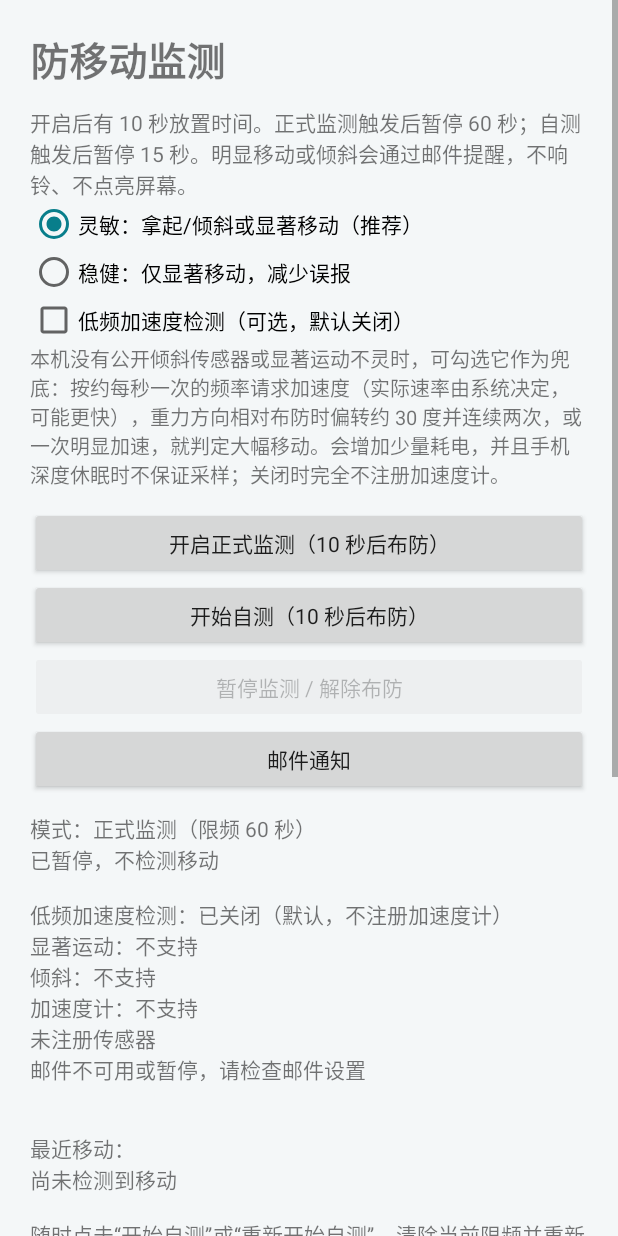
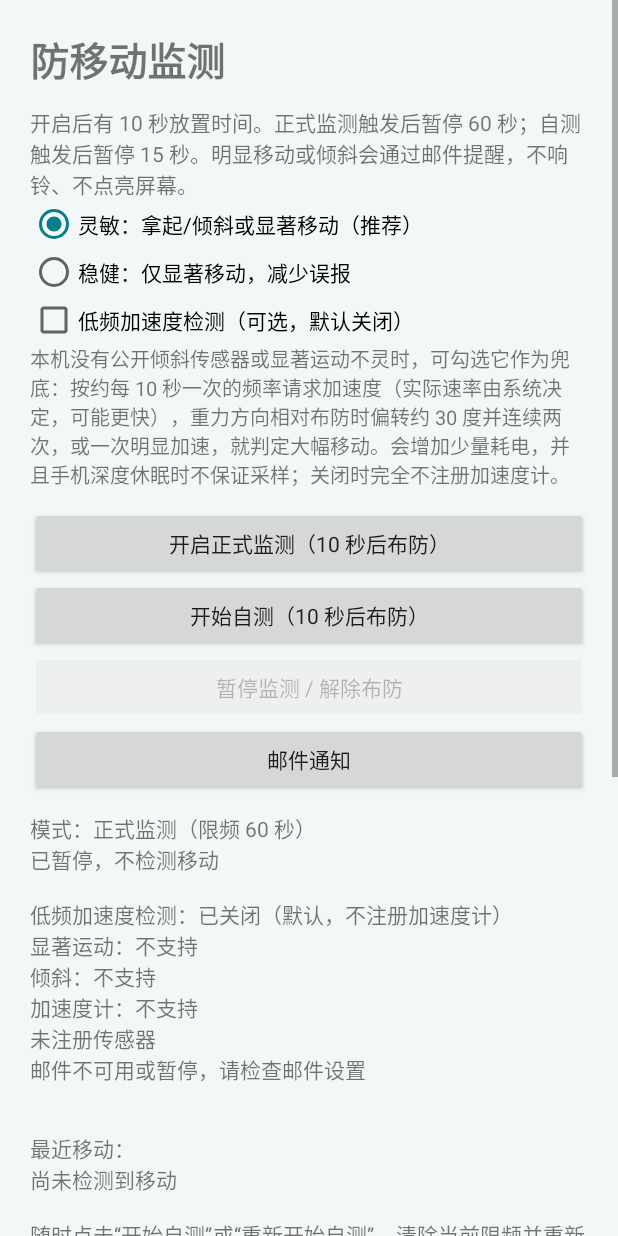
Before and after one commit to Stone749990226/autoCheckin, an Android app: the MotionActivity screen opened directly, with no data from a screen before it, on a phone screen of 412 x 824 dp. Run offline under Robolectric (Android 15) with nearby library versions, the phone set to English and light mode, and no system bars.

Commit message:
将低频加速度采样调整为十秒一次

```diff
--- a/app/src/main/java/com/personal/autocheckin/MotionService.kt
+++ b/app/src/main/java/com/personal/autocheckin/MotionService.kt
@@ -40,8 +40,9 @@ class MotionService : Service(), SensorEventListener {
             .firstOrNull { it.isWakeUpSensor && it.stringType == "android.sensor.tilt_detector" }
         // Deliberately the non-wakeup accelerometer: a wakeup sensor would hold a CPU WakeLock for the whole arm window.
         fun accelerometer(manager: SensorManager): Sensor? = manager.getDefaultSensor(Sensor.TYPE_ACCELEROMETER)
-        /** 约 1 Hz，仅用于兜底判断大幅移动，不做连续采样。 */
-        const val ACCELERATION_PERIOD_US = 1_000_000
+        /** 请求约 0.1 Hz；HAL 可能给出更快事件，服务层仍会抽样到 10 秒一次。 */
+        const val ACCELERATION_PERIOD_US = 10_000_000
+        const val ACCELERATION_SAMPLE_INTERVAL_NS = 10_000_000_000L
 
         fun createChannel(context: Context) {
             context.getSystemService(NotificationManager::class.java).createNotificationChannel(
@@ -64,6 +65,7 @@ class MotionService : Service(), SensorEventListener {
     private var significantRegistered = false
     private var tiltRegistered = false
     private var accelerationRegistered = false
+    private var lastAccelerationSampleNanos = Long.MIN_VALUE
     private val accelerationDetector = AccelerationMotionDetector()
     private var registeredAt = 0L
     private var started = false
@@ -138,6 +140,7 @@ class MotionService : Service(), SensorEventListener {
             if (settings.acceleration && !accelerationRegistered) accelerometer(sensors)?.let { sensor ->
                 // 基线必须来自本次布防后的第一次采样，所以每次（重新）注册都清空检测器状态。
                 accelerationDetector.reset()
+                lastAccelerationSampleNanos = Long.MIN_VALUE
                 accelerationRegistered = sensors.registerListener(this, sensor, ACCELERATION_PERIOD_US, 0, handler)
             }
         } catch (e: Exception) {
@@ -179,6 +182,7 @@ class MotionService : Service(), SensorEventListener {
         significantRegistered = false
         tiltRegistered = false
         accelerationRegistered = false
+        lastAccelerationSampleNanos = Long.MIN_VALUE
         accelerationDetector.reset()
         sensorStatus = "传感器已暂停"
     }
@@ -208,6 +212,10 @@ class MotionService : Service(), SensorEventListener {
             movement("倾斜/拿起（可能被翻转）", event.timestamp)
         } else if (event.sensor.type == Sensor.TYPE_ACCELEROMETER) {
             if (!settings.acceleration) return
+            // HAL may ignore the requested period; enforce a true 10-second input cadence here.
+            if (lastAccelerationSampleNanos != Long.MIN_VALUE &&
+                event.timestamp - lastAccelerationSampleNanos < ACCELERATION_SAMPLE_INTERVAL_NS) return
+            lastAccelerationSampleNanos = event.timestamp
             // 检测器只在开关开启时被注册，未注册的残留事件在布防/限频期同样会被 movement() 丢弃。
             val detected = accelerationDetector.observe(event.values[0], event.values[1], event.values[2]) ?: return
             val source = if (detected == AccelerationMotion.ORIENTATION) "加速度计姿态变化" else "加速度计明显加速"
--- a/app/src/main/res/values/motion_strings.xml
+++ b/app/src/main/res/values/motion_strings.xml
@@ -3,12 +3,12 @@
     <string name="motion_sensitive">灵敏：拿起/倾斜或显著移动（推荐）</string>
     <string name="motion_robust">稳健：仅显著移动，减少误报</string>
     <string name="motion_acceleration">低频加速度检测（可选，默认关闭）</string>
-    <string name="motion_acceleration_help">本机没有公开倾斜传感器或显著运动不灵时，可勾选它作为兜底：按约每秒一次的频率请求加速度（实际速率由系统决定，可能更快），重力方向相对布防时偏转约 30 度并连续两次，或一次明显加速，就判定大幅移动。会增加少量耗电，并且手机深度休眠时不保证采样；关闭时完全不注册加速度计。</string>
+    <string name="motion_acceleration_help">本机没有公开倾斜传感器或显著运动不灵时，可勾选它作为兜底：按约每 10 秒一次的频率请求加速度（实际速率由系统决定，可能更快），重力方向相对布防时偏转约 30 度并连续两次，或一次明显加速，就判定大幅移动。会增加少量耗电，并且手机深度休眠时不保证采样；关闭时完全不注册加速度计。</string>
     <string name="motion_intro">开启后有 10 秒放置时间。正式监测触发后暂停 60 秒；自测触发后暂停 15 秒。明显移动或倾斜会通过邮件提醒，不响铃、不点亮屏幕。</string>
     <string name="motion_arm">开启正式监测（10 秒后布防）</string>
     <string name="motion_normal">退出自测，恢复正式监测</string>
     <string name="motion_test">开始自测（10 秒后布防）</string>
     <string name="motion_test_restart">重新开始自测（跳过当前限频）</string>
     <string name="motion_pause">暂停监测 / 解除布防</string>
-    <string name="motion_notes">随时点击“开始自测”或“重新开始自测”，清除当前限频并重新倒计时 10 秒，无需等待。自测邮件标注“防移动自测”；测试完请点“退出自测，恢复正式监测”，或暂停全部监测。\n\n正式模式限频 60 秒，自测模式限频 15 秒，到期自动恢复；两种传感器同时触发只提醒一次。\n\n默认只使用低功耗唤醒传感器，不持续采样陀螺仪，不持有 CPU 或屏幕锁。常驻通知用于保持服务，上下班打卡独立运行。\n\n勾选“低频加速度检测”后才会额外注册加速度计，约每秒一次事件，按重力方向相对布防基线的偏转（约 30 度、连续两次）或一次明显加速峰值判定大幅移动，日志记为“加速度计姿态变化”或“加速度计明显加速”。它只用于显著运动/倾斜失灵时的兜底，会增加少量耗电；非唤醒型加速度计在深度休眠（Doze）期间不保证有采样，此时兜底失效、仍以唤醒传感器为准。取消勾选会立刻注销加速度计，之后 sensorservice 不再显示本应用注册它。\n\n灭屏策略可能延后布防和恢复，自测时建议保持页面可见。重启后恢复正式模式并重新倒计时。细微移动可能漏报，晃动可能误报；无法保证系统杀进程、关机时的监测。自己取手机前请先暂停。</string>
+    <string name="motion_notes">随时点击“开始自测”或“重新开始自测”，清除当前限频并重新倒计时 10 秒，无需等待。自测邮件标注“防移动自测”；测试完请点“退出自测，恢复正式监测”，或暂停全部监测。\n\n正式模式限频 60 秒，自测模式限频 15 秒，到期自动恢复；两种传感器同时触发只提醒一次。\n\n默认只使用低功耗唤醒传感器，不持续采样陀螺仪，不持有 CPU 或屏幕锁。常驻通知用于保持服务，上下班打卡独立运行。\n\n勾选“低频加速度检测”后才会额外注册加速度计，约每 10 秒一次事件，按重力方向相对布防基线的偏转（约 30 度、连续两次）或一次明显加速峰值判定大幅移动，日志记为“加速度计姿态变化”或“加速度计明显加速”。它只用于显著运动/倾斜失灵时的兜底，会增加少量耗电；非唤醒型加速度计在深度休眠（Doze）期间不保证有采样，此时兜底失效、仍以唤醒传感器为准。取消勾选会立刻注销加速度计，之后 sensorservice 不再显示本应用注册它。\n\n灭屏策略可能延后布防和恢复，自测时建议保持页面可见。重启后恢复正式模式并重新倒计时。细微移动可能漏报，晃动可能误报；无法保证系统杀进程、关机时的监测。自己取手机前请先暂停。</string>
 </resources>
```
Also changed, not shown: 1 other file.
